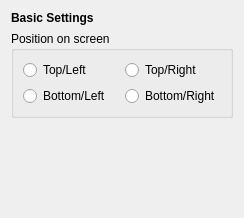
Before: the Qt Designer form config/basicsettings.ui in lubuntu-team/lxqt-notificationd-packaging, drawn with Qt 5.
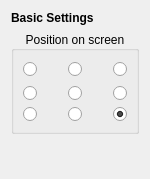
After: the same form once the commit is applied.

Patch:
```diff
--- a/config/basicsettings.ui
+++ b/config/basicsettings.ui
@@ -6,12 +6,12 @@
    <rect>
     <x>0</x>
     <y>0</y>
-    <width>244</width>
-    <height>218</height>
+    <width>148</width>
+    <height>179</height>
    </rect>
   </property>
-  <layout class="QGridLayout" name="gridLayout_2">
-   <item row="0" column="0">
+  <layout class="QVBoxLayout" name="verticalLayout">
+   <item>
     <widget class="QLabel" name="label">
      <property name="font">
       <font>
@@ -24,44 +24,138 @@
      </property>
     </widget>
    </item>
-   <item row="1" column="0" colspan="2">
+   <item>
     <widget class="QGroupBox" name="groupBox">
      <property name="title">
       <string>Position on screen</string>
      </property>
+     <property name="alignment">
+      <set>Qt::AlignCenter</set>
+     </property>
      <layout class="QGridLayout" name="gridLayout">
-      <item row="0" column="0">
-       <widget class="QRadioButton" name="topLeftButton">
+      <item row="2" column="4">
+       <widget class="QRadioButton" name="bottomRightRB">
         <property name="text">
-         <string>Top/Left</string>
+         <string/>
         </property>
+        <property name="checked">
+         <bool>true</bool>
+        </property>
+        <attribute name="buttonGroup">
+         <string notr="true">buttonGroup</string>
+        </attribute>
+       </widget>
+      </item>
+      <item row="1" column="4">
+       <widget class="QRadioButton" name="centerRightRB">
+        <property name="text">
+         <string/>
+        </property>
+        <attribute name="buttonGroup">
+         <string notr="true">buttonGroup</string>
+        </attribute>
+       </widget>
+      </item>
+      <item row="1" column="2">
+       <widget class="QRadioButton" name="centerCenterRB">
+        <property name="text">
+         <string/>
+        </property>
+        <attribute name="buttonGroup">
+         <string notr="true">buttonGroup</string>
+        </attribute>
        </widget>
       </item>
       <item row="0" column="1">
-       <widget class="QRadioButton" name="topRightButton">
+       <spacer name="horizontalSpacer">
+        <property name="orientation">
+         <enum>Qt::Horizontal</enum>
+        </property>
+        <property name="sizeType">
+         <enum>QSizePolicy::Expanding</enum>
+        </property>
+        <property name="sizeHint" stdset="0">
+         <size>
+          <width>40</width>
+          <height>20</height>
+         </size>
+        </property>
+       </spacer>
+      </item>
+      <item row="0" column="2">
+       <widget class="QRadioButton" name="topCenterRB">
         <property name="text">
-         <string>Top/Right</string>
+         <string/>
         </property>
+        <attribute name="buttonGroup">
+         <string notr="true">buttonGroup</string>
+        </attribute>
+       </widget>
+      </item>
+      <item row="2" column="2">
+       <widget class="QRadioButton" name="bottomCenterRB">
+        <property name="text">
+         <string/>
+        </property>
+        <attribute name="buttonGroup">
+         <string notr="true">buttonGroup</string>
+        </attribute>
+       </widget>
+      </item>
+      <item row="0" column="0">
+       <widget class="QRadioButton" name="topLeftRB">
+        <property name="text">
+         <string/>
+        </property>
+        <attribute name="buttonGroup">
+         <string notr="true">buttonGroup</string>
+        </attribute>
+       </widget>
+      </item>
+      <item row="0" column="4">
+       <widget class="QRadioButton" name="topRightRB">
+        <property name="text">
+         <string/>
+        </property>
+        <attribute name="buttonGroup">
+         <string notr="true">buttonGroup</string>
+        </attribute>
        </widget>
       </item>
       <item row="1" column="0">
        <widget class="QRadioButton" name="bottomLeftButton">
         <property name="text">
-         <string>Bottom/Left</string>
+         <string/>
         </property>
        </widget>
       </item>
-      <item row="1" column="1">
-       <widget class="QRadioButton" name="bottomRightButton">
+      <item row="2" column="0">
+       <widget class="QRadioButton" name="bottomLeftRB">
         <property name="text">
-         <string>Bottom/Right</string>
+         <string/>
         </property>
        </widget>
       </item>
+      <item row="0" column="3">
+       <spacer name="horizontalSpacer_2">
+        <property name="orientation">
+         <enum>Qt::Horizontal</enum>
+        </property>
+        <property name="sizeType">
+         <enum>QSizePolicy::Expanding</enum>
+        </property>
+        <property name="sizeHint" stdset="0">
+         <size>
+          <width>40</width>
+          <height>20</height>
+         </size>
+        </property>
+       </spacer>
+      </item>
      </layout>
     </widget>
    </item>
-   <item row="3" column="1">
+   <item>
     <spacer name="verticalSpacer">
      <property name="orientation">
       <enum>Qt::Vertical</enum>
@@ -74,7 +168,7 @@
      </property>
     </spacer>
    </item>
-   <item row="4" column="0" colspan="2">
+   <item>
     <widget class="QLabel" name="warningLabel">
      <property name="wordWrap">
       <bool>true</bool>
```
Left out of the diff: 11 changed lines with no effect on the pictures.
